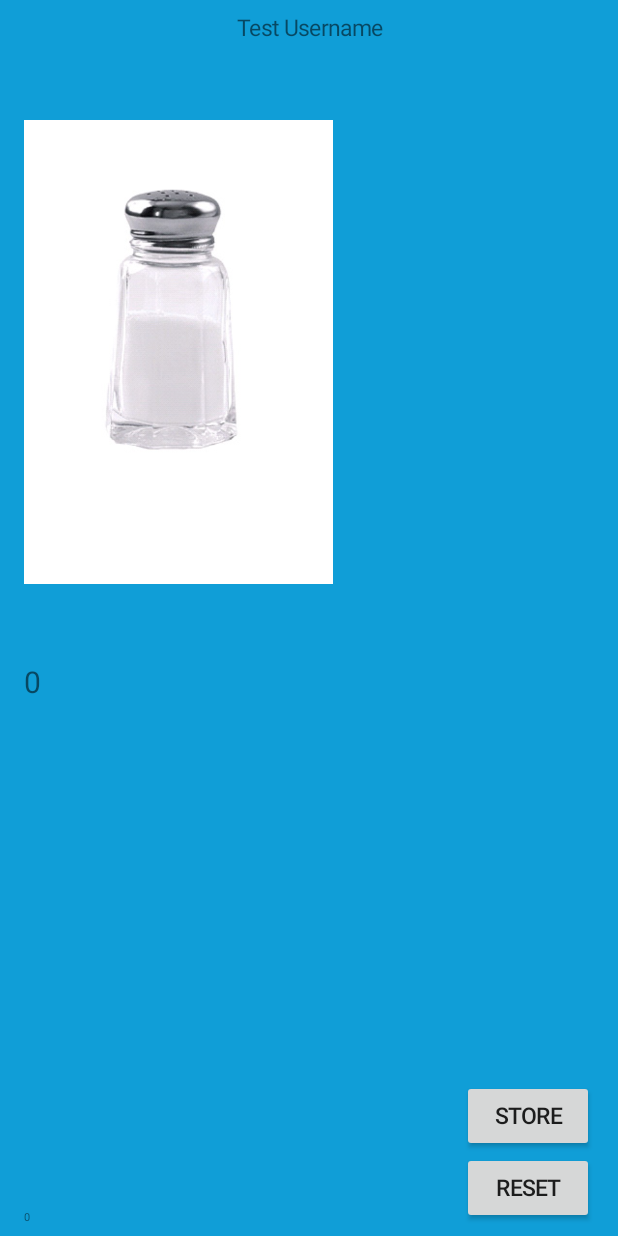
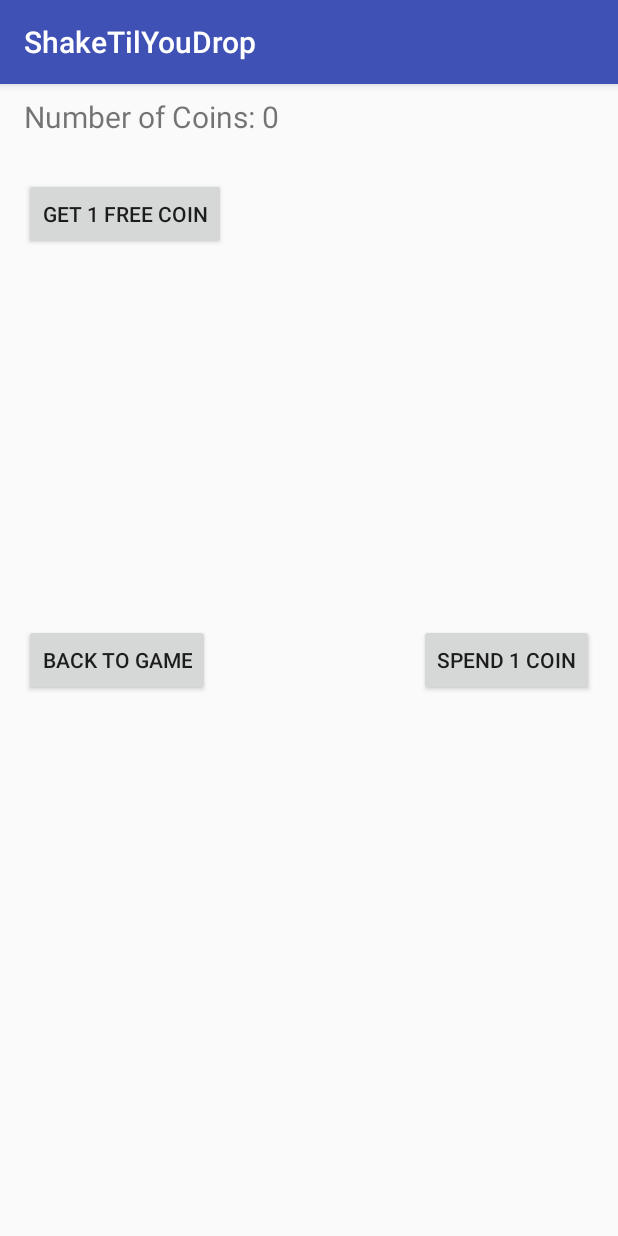
Before and after one commit to nathanielballinger/ShakeTilYouDrop, an Android app: the screen it shows after launch (MainActivity before the commit, StoreActivity after it), after a tap on "STORE", on a phone screen of 412 x 824 dp. Run offline under Robolectric (Android 15) with nearby library versions, the phone set to English and light mode, and no system bars; 1 other tap on this screen came first.

Commit message:
Store activity and XML with proper transitions and passing of PlayerInfo

```diff
--- a/ShakeTilYouDrop/app/build.gradle
+++ b/ShakeTilYouDrop/app/build.gradle
@@ -25,5 +25,7 @@ dependencies {
         exclude group: 'com.android.support', module: 'support-annotations'
     })
     compile 'com.android.support:appcompat-v7:24.2.0'
+    compile 'com.android.support:support-v4:24.2.1'
+    compile 'com.android.support:recyclerview-v7:24.2.1'
     testCompile 'junit:junit:4.12'
 }
--- a/ShakeTilYouDrop/app/src/main/AndroidManifest.xml
+++ b/ShakeTilYouDrop/app/src/main/AndroidManifest.xml
@@ -8,7 +8,8 @@
         android:label="@string/app_name"
         android:supportsRtl="true"
         android:theme="@style/AppTheme">
-        <activity android:name=".MainActivity"
+        <activity
+            android:name=".MainActivity"
             android:label="@string/app_name"
             android:theme="@style/AppTheme.NoActionBar">
             <intent-filter>
@@ -17,6 +18,7 @@
                 <category android:name="android.intent.category.LAUNCHER" />
             </intent-filter>
         </activity>
+        <activity android:name=".StoreActivity"></activity>
     </application>
 
 </manifest>
--- /dev/null
+++ b/ShakeTilYouDrop/app/src/main/java/nb8384/cs371m/shaketilyoudrop/CosmeticInfoController.java
@@ -0,0 +1,11 @@
+package nb8384.cs371m.shaketilyoudrop;
+
+/**
+ * Created by Nathaniel on 11/9/2016.
+ */
+
+public interface CosmeticInfoController {
+
+
+    void onCosmeticInfoUpdate();
+}
--- a/ShakeTilYouDrop/app/src/main/java/nb8384/cs371m/shaketilyoudrop/MainActivity.java
+++ b/ShakeTilYouDrop/app/src/main/java/nb8384/cs371m/shaketilyoudrop/MainActivity.java
@@ -22,7 +22,7 @@ import android.widget.Toast;
 
 public class MainActivity extends AppCompatActivity
         implements ActivityLauncher.ActivityLauncherListener,
-        PlayerInfoController.PlayerInfoControllerListener {
+        MainGamePlayerInfoController.ControllerListener {
 
     private SensorManager mSensorManager;
     private Sensor motionSensor;
@@ -41,9 +41,9 @@ public class MainActivity extends AppCompatActivity
 
         gameUI = new MainGameUI(this);
         gameUI.setActivityLauncherListener(this);
-        gameUI.setPlayerInfoControllerListener(this);
+        gameUI.setControllerListener(this);
 
-        playerInfo = new PlayerInfo(username, gameUI);
+        playerInfo = new PlayerInfo(username);
 
         shakeListener = new ShakeListener(getApplicationContext());
         shakeListener.setOnShakeListener(gameUI);
@@ -69,12 +69,19 @@ public class MainActivity extends AppCompatActivity
     protected void onResume() {
         super.onResume();
         mSensorManager.registerListener(shakeListener, motionSensor, SensorManager.SENSOR_DELAY_GAME);
+
+        PlayerInfo newPlayerInfo = (PlayerInfo) getIntent().getSerializableExtra("PlayerInfo");
+        if (newPlayerInfo != null)
+            playerInfo = newPlayerInfo;
+        playerInfo.setPlayerInfoController(gameUI);
+        Toast.makeText(getApplicationContext(), "Num Coins is " + playerInfo.getNumCoins(), Toast.LENGTH_SHORT).show();
     }
 
     @Override
     protected void onPause() {
         super.onPause();
         mSensorManager.unregisterListener(shakeListener);
+        playerInfo.unregisterPlayerInfoController();
     }
 
 
--- /dev/null
+++ b/ShakeTilYouDrop/app/src/main/java/nb8384/cs371m/shaketilyoudrop/MainGamePlayerInfoController.java
@@ -0,0 +1,14 @@
+package nb8384.cs371m.shaketilyoudrop;
+
+/**
+ * Created by Nathaniel on 11/9/2016.
+ */
+
+public interface MainGamePlayerInfoController extends PlayerInfoController {
+    interface ControllerListener {
+        void onShakeCountReset();
+        void onShake();
+    }
+
+    void setControllerListener(ControllerListener listener);
+}
--- a/ShakeTilYouDrop/app/src/main/java/nb8384/cs371m/shaketilyoudrop/MainGameUI.java
+++ b/ShakeTilYouDrop/app/src/main/java/nb8384/cs371m/shaketilyoudrop/MainGameUI.java
@@ -25,11 +25,11 @@ import java.util.Map;
  */
 
 public class MainGameUI
-        implements ShakeListener.OnShakeListener, PlayerInfoController, ActivityLauncher {
+        implements ShakeListener.OnShakeListener, MainGamePlayerInfoController, ActivityLauncher {
 
 
     private ActivityLauncherListener activityLauncherListener;
-    private PlayerInfoControllerListener playerInfoControllerListener;
+    private ControllerListener controllerListener;
 
     private TextView userText, timeText, numShakesText;
     private ImageView shaker;
@@ -79,7 +79,7 @@ public class MainGameUI
         reset.setOnClickListener(new View.OnClickListener() {
             @Override
             public void onClick(View v) {
-                playerInfoControllerListener.onShakeCountReset();
+                controllerListener.onShakeCountReset();
             }
         });
         store.setOnClickListener(new View.OnClickListener() {
@@ -93,7 +93,7 @@ public class MainGameUI
     }
 
     @Override
-    public void updateUI(PlayerInfo playerInfo) {
+    public void onPlayerInfoUpdate(PlayerInfo playerInfo) {
         userText.setText(playerInfo.getUserName());
         timeText.setText(Long.toString(playerInfo.getTimePlayed()));
         numShakesText.setText(Integer.toString(playerInfo.getNumShakes()));
@@ -101,8 +101,8 @@ public class MainGameUI
     }
 
     @Override
-    public void setPlayerInfoControllerListener(PlayerInfoControllerListener listener) {
-        playerInfoControllerListener = listener;
+    public void setControllerListener(ControllerListener listener) {
+        controllerListener = listener;
     }
 
     @Override
@@ -114,6 +114,6 @@ public class MainGameUI
     public void onShake(SensorEvent evt) {
         // animate shaker image, play sounds, etc. here
 
-        playerInfoControllerListener.onShake();
+        controllerListener.onShake();
     }
 }
--- a/ShakeTilYouDrop/app/src/main/java/nb8384/cs371m/shaketilyoudrop/PlayerInfo.java
+++ b/ShakeTilYouDrop/app/src/main/java/nb8384/cs371m/shaketilyoudrop/PlayerInfo.java
@@ -8,20 +8,28 @@ import java.util.List;
  */
 
 public class PlayerInfo implements java.io.Serializable {
-    private PlayerInfoController controller;
+    private transient PlayerInfoController controller;
     private String userName;
     private int numTotalShakes;
     private int numShakes;
     private int numCoins;
     private long timePlayed;
 
-    public PlayerInfo(String userName, PlayerInfoController controller) {
-        this.controller = controller;
+    public PlayerInfo(String userName) {
         this.userName = userName;
         numTotalShakes = 0;
         numShakes = 0;
         numCoins = 0;
         timePlayed = 0;
+    }
+
+    public void setPlayerInfoController(PlayerInfoController controller) {
+        this.controller = controller;
+        this.controller.onPlayerInfoUpdate(this);
+    }
+
+    public void unregisterPlayerInfoController() {
+        controller = null;
     }
 
     /**
@@ -33,18 +41,30 @@ public class PlayerInfo implements java.io.Serializable {
         if (numShakes % 100 == 0)
             numCoins++;
 
-        controller.updateUI(this);
+        if (controller != null)
+            controller.onPlayerInfoUpdate(this);
 
+    }
+
+    public void purchase(int coins) {
+        // add whatever I purchase to inventory
+
+        numCoins -= coins;
+
+        if(controller != null)
+            controller.onPlayerInfoUpdate(this);
     }
 
     public void addToTimePlayed(long timePlayed) {
         this.timePlayed += timePlayed;
-        controller.updateUI(this);
+        if (controller != null)
+            controller.onPlayerInfoUpdate(this);
     }
 
     public void resetRound() {
         numShakes = 0;
-        controller.updateUI(this);
+        if (controller != null)
+            controller.onPlayerInfoUpdate(this);
     }
 
     public int getNumCoins() {
--- a/ShakeTilYouDrop/app/src/main/java/nb8384/cs371m/shaketilyoudrop/PlayerInfoController.java
+++ b/ShakeTilYouDrop/app/src/main/java/nb8384/cs371m/shaketilyoudrop/PlayerInfoController.java
@@ -6,12 +6,6 @@ package nb8384.cs371m.shaketilyoudrop;
 
 public interface PlayerInfoController {
 
-    interface PlayerInfoControllerListener {
-        void onShakeCountReset();
-        void onShake();
-    }
-
-    void updateUI(PlayerInfo playerInfo);
-    void setPlayerInfoControllerListener(PlayerInfoControllerListener listener);
+    void onPlayerInfoUpdate(PlayerInfo playerInfo);
 
 }
--- /dev/null
+++ b/ShakeTilYouDrop/app/src/main/java/nb8384/cs371m/shaketilyoudrop/ShopPlayerInfoController.java
@@ -0,0 +1,13 @@
+package nb8384.cs371m.shaketilyoudrop;
+
+/**
+ * Created by Nathaniel on 11/9/2016.
+ */
+
+public interface ShopPlayerInfoController extends PlayerInfoController {
+    interface ControllerListener {
+        void onAttemptPurchase(int coins);
+    }
+
+    void setControllerListener(ControllerListener listener);
+}
--- a/ShakeTilYouDrop/app/src/main/java/nb8384/cs371m/shaketilyoudrop/StoreActivity.java
+++ b/ShakeTilYouDrop/app/src/main/java/nb8384/cs371m/shaketilyoudrop/StoreActivity.java
@@ -1,10 +1,47 @@
 package nb8384.cs371m.shaketilyoudrop;
 
+import android.app.LauncherActivity;
+import android.content.Intent;
 import android.support.v7.app.AppCompatActivity;
+import android.os.Bundle;
+import android.widget.Toast;
 
-/**
- * Created by Nathaniel on 11/9/2016.
- */
+public class StoreActivity extends AppCompatActivity
+        implements ActivityLauncher.ActivityLauncherListener,
+        ShopPlayerInfoController.ControllerListener {
 
-public class StoreActivity extends AppCompatActivity {
+    PlayerInfo playerInfo;
+    StorePageUI storeUI;
+
+    @Override
+    protected void onCreate(Bundle savedInstanceState) {
+        super.onCreate(savedInstanceState);
+        setContentView(R.layout.activity_store);
+
+        Intent intent = getIntent();
+        playerInfo = (PlayerInfo) intent.getSerializableExtra("PlayerInfo");
+
+        storeUI = new StorePageUI(this);
+        storeUI.setControllerListener(this);
+        storeUI.setActivityLauncherListener(this);
+
+        playerInfo.setPlayerInfoController(storeUI);
+
+    }
+
+    @Override
+    public void launchActivity(Class<? extends AppCompatActivity> activityClass) {
+        Intent intent = new Intent(getApplicationContext(), activityClass);
+        intent.putExtra("PlayerInfo", playerInfo);
+        startActivity(intent);
+
+    }
+
+    @Override
+    public void onAttemptPurchase(int coins) {
+        if (playerInfo.getNumCoins() >= coins)
+            playerInfo.purchase(coins);
+        else
+            Toast.makeText(getApplicationContext(), "Not enough coins!", Toast.LENGTH_SHORT).show();
+    }
 }
--- /dev/null
+++ b/ShakeTilYouDrop/app/src/main/java/nb8384/cs371m/shaketilyoudrop/StorePageUI.java
@@ -0,0 +1,75 @@
+package nb8384.cs371m.shaketilyoudrop;
+
+import android.support.v7.app.AppCompatActivity;
+import android.view.View;
+import android.widget.Button;
+import android.widget.TextView;
+
+/**
+ * Created by Nathaniel on 11/9/2016.
+ */
+
+public class StorePageUI implements ShopPlayerInfoController, ActivityLauncher {
+
+    private ActivityLauncherListener activityLauncherListener;
+    private ControllerListener controllerListener;
+
+    private Button purchaseButton, backToGameButton, addCoinButton;
+    private TextView numCoins;
+
+    public StorePageUI(AppCompatActivity activity) {
+        findViewsById(activity);
+        initViewValues(activity);
+        setViewListeners(activity);
+    }
+
+    private void findViewsById(AppCompatActivity activity) {
+        purchaseButton = (Button) activity.findViewById(R.id.purchaseTest);
+        backToGameButton = (Button) activity.findViewById(R.id.backToGame);
+        numCoins = (TextView) activity.findViewById(R.id.numCoinsEditable);
+        addCoinButton = (Button) activity.findViewById(R.id.addCoinButton);
+
+    }
+
+    private void initViewValues(AppCompatActivity activity) {
+
+    }
+
+    private void setViewListeners(AppCompatActivity activity) {
+        purchaseButton.setOnClickListener(new View.OnClickListener() {
+            @Override
+            public void onClick(View v) {
+                controllerListener.onAttemptPurchase(1);
+            }
+        });
+
+        backToGameButton.setOnClickListener(new View.OnClickListener() {
+            @Override
+            public void onClick(View v) {
+                activityLauncherListener.launchActivity(MainActivity.class);
+            }
+        });
+
+        addCoinButton.setOnClickListener(new View.OnClickListener() {
+            @Override
+            public void onClick(View v) {
+                controllerListener.onAttemptPurchase(-1);
+            }
+        });
+    }
+
+    @Override
+    public void setActivityLauncherListener(ActivityLauncherListener listener) {
+        activityLauncherListener = listener;
+    }
+
+    @Override
+    public void setControllerListener(ControllerListener controllerListener) {
+        this.controllerListener = controllerListener;
+    }
+
+    @Override
+    public void onPlayerInfoUpdate(PlayerInfo playerInfo) {
+        numCoins.setText(Integer.toString(playerInfo.getNumCoins()));
+    }
+}
--- /dev/null
+++ b/ShakeTilYouDrop/app/src/main/res/layout/activity_store.xml
@@ -0,0 +1,58 @@
+<?xml version="1.0" encoding="utf-8"?>
+<RelativeLayout xmlns:android="http://schemas.android.com/apk/res/android"
+    xmlns:tools="http://schemas.android.com/tools"
+    android:id="@+id/activity_store"
+    android:layout_width="match_parent"
+    android:layout_height="match_parent"
+    android:paddingBottom="@dimen/activity_vertical_margin"
+    android:paddingLeft="@dimen/activity_horizontal_margin"
+    android:paddingRight="@dimen/activity_horizontal_margin"
+    android:paddingTop="@dimen/activity_vertical_margin"
+    tools:context="nb8384.cs371m.shaketilyoudrop.StoreActivity">
+
+    <TextView
+        android:text="Number of Coins: "
+        android:layout_width="wrap_content"
+        android:layout_height="wrap_content"
+        android:id="@+id/numCoinsText"
+        android:textSize="20sp" />
+
+    <Button
+        android:text="Back To Game"
+        android:layout_width="wrap_content"
+        android:layout_height="wrap_content"
+        android:id="@+id/backToGame"
+        android:layout_alignBaseline="@+id/purchaseTest"
+        android:layout_alignBottom="@+id/purchaseTest"
+        android:layout_alignParentLeft="true"
+        android:layout_alignParentStart="true" />
+
+    <Button
+        android:text="Spend 1 Coin"
+        android:layout_width="wrap_content"
+        android:layout_height="wrap_content"
+        android:id="@+id/purchaseTest"
+        android:layout_centerVertical="true"
+        android:layout_alignParentRight="true"
+        android:layout_alignParentEnd="true" />
+
+    <TextView
+        android:text="0"
+        android:layout_width="wrap_content"
+        android:layout_height="wrap_content"
+        android:id="@+id/numCoinsEditable"
+        android:textSize="20sp"
+        android:layout_alignParentTop="true"
+        android:layout_toRightOf="@+id/numCoinsText"
+        android:layout_toEndOf="@+id/numCoinsText" />
+
+    <Button
+        android:text="Get 1 Free Coin"
+        android:layout_width="wrap_content"
+        android:layout_height="wrap_content"
+        android:layout_below="@+id/numCoinsText"
+        android:layout_alignParentLeft="true"
+        android:layout_alignParentStart="true"
+        android:layout_marginTop="27dp"
+        android:id="@+id/addCoinButton" />
+</RelativeLayout>
```
